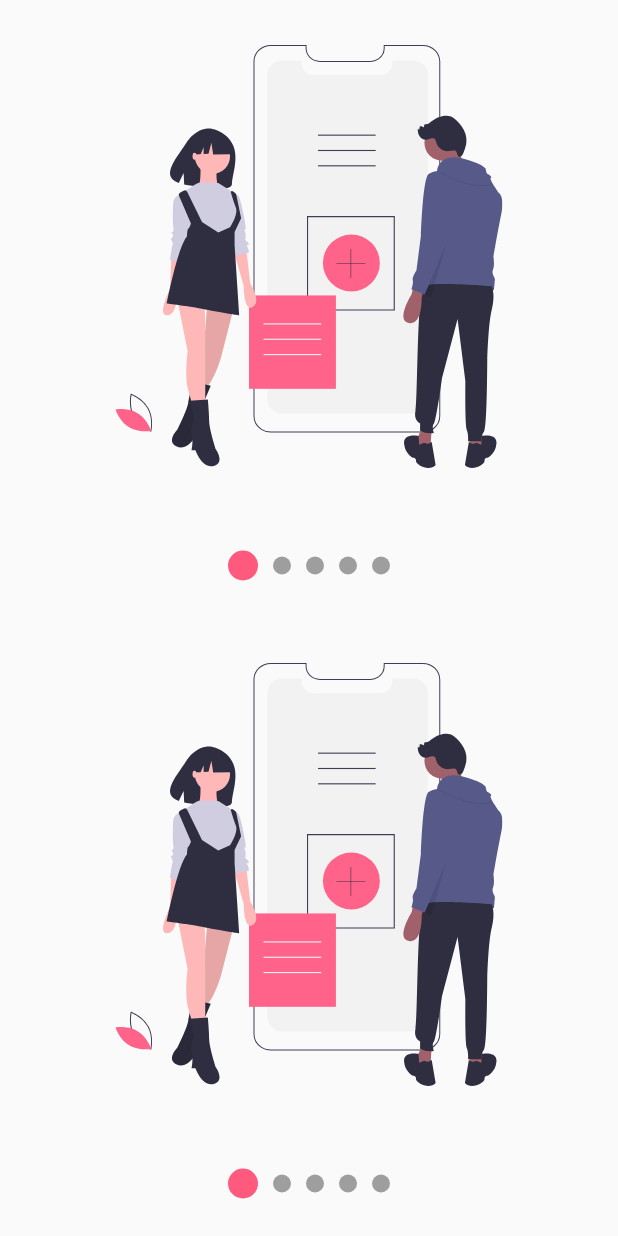
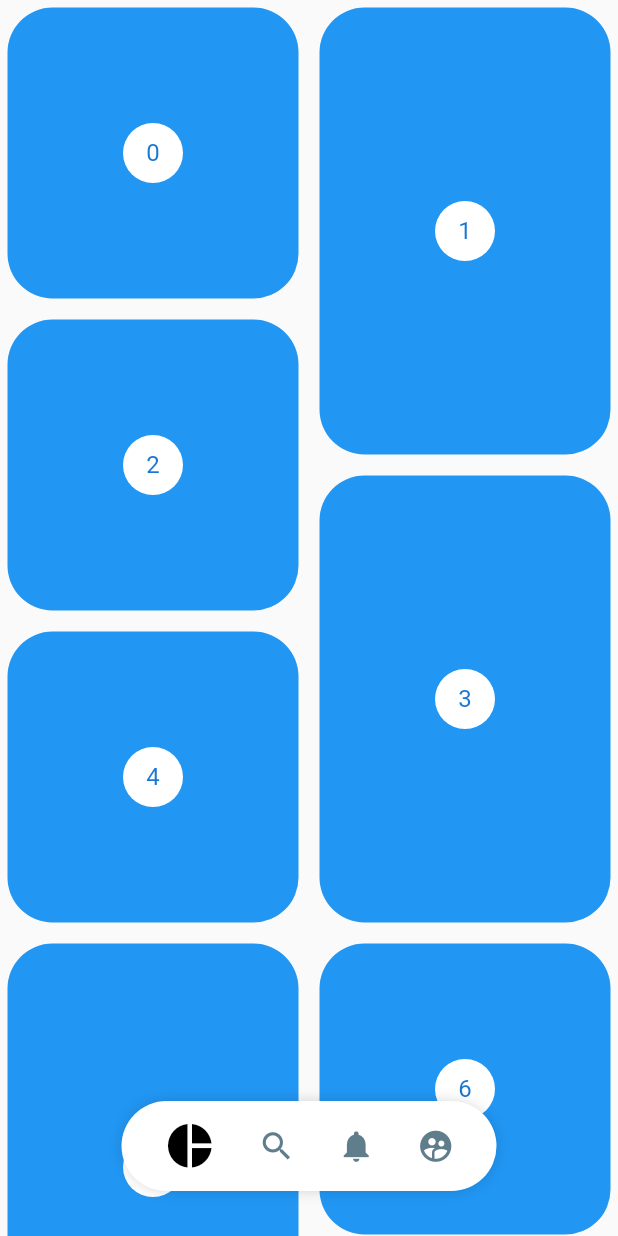
Before and after one commit to iKurito/fl_disenos_app, a Flutter app: the screen it shows after launch, on a phone screen of 412 x 824 dp. Run offline on Flutter 3.47's test engine with Material 2 defaults, Android fonts, the phone set to English and light mode, and no system bars; our stand-ins replace flutter_svg.

Commit message:
pinterest layout && menu

```diff
--- a/lib/main.dart
+++ b/lib/main.dart
@@ -12,7 +12,7 @@
     return const MaterialApp(
       debugShowCheckedModeBanner: false,
       title: 'Diseños App',
-      home: SlideshowPage()
+      home: PinterestPage()
     );
   }
 }
--- a/lib/src/pages/pages.dart
+++ b/lib/src/pages/pages.dart
@@ -1,3 +1,4 @@
+export 'package:fl_disenos_app/src/pages/pinterest_page.dart';
 export 'package:fl_disenos_app/src/pages/slideshow_page.dart';
 export 'package:fl_disenos_app/src/pages/graficas_circulares_page.dart';
 export 'package:fl_disenos_app/src/pages/animaciones_page.dart';
--- /dev/null
+++ b/lib/src/pages/pinterest_page.dart
@@ -0,0 +1,155 @@
+import 'package:flutter/material.dart';
+
+import 'package:provider/provider.dart';
+import 'package:flutter_staggered_grid_view/flutter_staggered_grid_view.dart';
+import 'package:fl_disenos_app/src/widgets/widgets.dart';
+
+class PinterestPage extends StatelessWidget {
+
+  const PinterestPage({Key? key}) : super(key: key);
+
+  @override
+  Widget build(BuildContext context) {
+    return ChangeNotifierProvider(
+      create: (_) => _MenuModel(),
+      child: Scaffold(
+        body: Stack(
+          children: const [
+            PinterestGrid(),
+            _PinterestMenuLocation()
+          ],
+        )
+        // body: PinterestMenu(),
+      ),
+    );
+    // return const Scaffold(
+    //   body: SingleChildScrollView(
+    //     child: SafeArea(
+    //       child: PinterestGrid()
+    //     ),
+    //   ),
+    // );
+  }
+}
+
+class _PinterestMenuLocation extends StatelessWidget {
+  const _PinterestMenuLocation({
+    Key? key,
+  }) : super(key: key);
+
+  @override
+  Widget build(BuildContext context) {
+    final widthPantalla = MediaQuery.of(context).size.width;
+    final mostrar = Provider.of<_MenuModel>(context).mostrar;
+
+    return Positioned(
+      bottom: 30,
+      child: Container(
+        color: Colors.transparent,
+        width: widthPantalla,
+        child: Align(
+          child: PinterestMenu(
+            mostrar: mostrar,
+            items: <PinterestButton> [
+              PinterestButton(icon: Icons.pie_chart, onPressed: () {}),
+              PinterestButton(icon: Icons.search, onPressed: () {}),
+              PinterestButton(icon: Icons.notifications, onPressed: () {}),
+              PinterestButton(icon: Icons.supervised_user_circle, onPressed: () {}),
+            ],
+          ),
+        )
+      )
+    );
+  }
+}
+
+class PinterestGrid extends StatefulWidget {
+  const PinterestGrid({Key? key}) : super(key: key);
+
+  @override
+  State<PinterestGrid> createState() => _PinterestGridState();
+}
+
+class _PinterestGridState extends State<PinterestGrid> {
+  ScrollController controller = ScrollController();
+  double scrollAnterior = 0.0;
+
+  @override
+  void initState() {
+    controller.addListener(() {
+      if (controller.offset > scrollAnterior && controller.offset > 150) {
+        Provider.of<_MenuModel>(context, listen: false).mostrar = false;
+      } else {
+        Provider.of<_MenuModel>(context, listen: false).mostrar = true;
+      }
+      scrollAnterior = controller.offset;
+    });
+    super.initState();
+  }
+
+  @override
+  void dispose() {
+    controller.dispose();
+    super.dispose();
+  }
+
+  @override
+  Widget build(BuildContext context) {
+    final List<int> items = List.generate(200, (index) => index);
+    return SingleChildScrollView(
+      physics: const BouncingScrollPhysics(),
+      controller: controller,
+      child: SafeArea(
+        child: StaggeredGrid.count(
+          crossAxisCount: 4,
+          mainAxisSpacing: 4,
+          crossAxisSpacing: 4,
+          children: items.map(
+            (item) => StaggeredGridTile.count(
+              crossAxisCellCount: 2,
+              mainAxisCellCount: item.isEven ? 2 : 3,
+              child: _PinterestItem(index: item)
+            )
+          ).toList()
+        ),
+      ),
+    );
+  }
+}
+
+class _PinterestItem extends StatelessWidget {
+  const _PinterestItem({
+    Key? key,
+    required this.index,
+  }) : super(key: key);
+
+  final int index;
+
+  @override
+  Widget build(BuildContext context) {
+    return Container(
+      margin: const EdgeInsets.all(5),
+      decoration: const BoxDecoration(
+        color: Colors.blue,
+        borderRadius: BorderRadius.all(Radius.circular(30))
+      ),
+      child: Center(
+        child: CircleAvatar(
+          backgroundColor: Colors.white,
+          child: Text('$index'),
+        )
+      ),
+    );
+  }
+}
+
+class _MenuModel with ChangeNotifier {
+  bool _mostrar = true;
+
+  bool get mostrar => _mostrar;
+
+  set mostrar(bool valor) {
+    _mostrar = valor;
+    notifyListeners();
+  }
+}
--- /dev/null
+++ b/lib/src/widgets/pinterest_menu.dart
@@ -0,0 +1,146 @@
+import 'package:flutter/material.dart';
+import 'package:provider/provider.dart';
+
+class PinterestButton {
+  final dynamic onPressed;
+  final IconData icon;
+
+  PinterestButton({
+    required this.onPressed,
+    required this.icon
+  });
+}
+
+class PinterestMenu extends StatelessWidget {
+  const PinterestMenu({
+    Key? key,
+    required this.mostrar,
+    this.backgroundColor = Colors.white,
+    this.activeColor = Colors.black,
+    this.inactiveColor = Colors.blueGrey,
+    required this.items
+  }) : super(key: key);
+
+  final List<PinterestButton> items;
+  final bool mostrar;
+  final Color backgroundColor;
+  final Color activeColor;
+  final Color inactiveColor;
+
+  @override
+  Widget build(BuildContext context) {
+    return ChangeNotifierProvider(
+      create: (_) => _MenuModel(),
+      child: AnimatedOpacity(
+        duration: const Duration(milliseconds: 250),
+        opacity: mostrar ? 1 : 0,
+        child: Builder(
+          builder: (BuildContext context) {
+            Provider.of<_MenuModel>(context).backgroundColor = backgroundColor;
+            Provider.of<_MenuModel>(context).activeColor = activeColor;
+            Provider.of<_MenuModel>(context).inactiveColor = inactiveColor;
+            return _PinterestMenuBackground(
+              child: _MenuItems(
+                menuItems: items
+              ),
+            );
+          }
+        )
+      ),
+    );
+  }
+}
+
+class _PinterestMenuBackground extends StatelessWidget {
+  const _PinterestMenuBackground({
+    Key? key,
+    required this.child
+  }) : super(key: key);
+
+  final Widget child;
+
+  @override
+  Widget build(BuildContext context) {
+    Color backgroundColor = Provider.of<_MenuModel>(context).backgroundColor;
+
+    return Container(
+      width: 250,
+      height: 60,
+      decoration: BoxDecoration(
+        color: backgroundColor,
+        borderRadius: const BorderRadius.all(Radius.circular(100)),
+        boxShadow: const <BoxShadow> [
+          BoxShadow(
+            color: Colors.black38,
+            blurRadius: 10,
+            spreadRadius: -5
+          )
+        ]
+      ),
+      child: child,
+    );
+  }
+}
+
+class _MenuItems extends StatelessWidget {
+  const _MenuItems({
+    Key? key,
+    required this.menuItems,
+  }) : super(key: key);
+
+  final List<PinterestButton> menuItems;
+
+  @override
+  Widget build(BuildContext context) {
+    return Row(
+      mainAxisAlignment: MainAxisAlignment.spaceEvenly,
+      children: List.generate(menuItems.length, (index) => _PinterestMenuButton(index: index, item: menuItems[index]))
+    );
+  }
+}
+
+class _PinterestMenuButton extends StatelessWidget {
+  const _PinterestMenuButton({
+    Key? key,
+    required this.index,
+    required this.item
+  }) : super(key: key);
+
+  final int index;
+  final PinterestButton item;
+
+  @override
+  Widget build(BuildContext context) {
+    final itemSeleccionado = Provider.of<_MenuModel>(context).itemSeleccionado;
+    final menuModel = Provider.of<_MenuModel>(context);
+
+    return GestureDetector(
+      onTap: () {
+        Provider.of<_MenuModel>(context, listen: false).itemSeleccionado = index;
+        item.onPressed();
+      },
+      behavior: HitTestBehavior.translucent,
+      child: Container(
+        child: Icon(
+          item.icon,
+          size: itemSeleccionado == index ? 35 : 25,
+          color: itemSeleccionado == index ? menuModel.activeColor : menuModel.inactiveColor
+        )
+      ),
+    );
+  }
+}
+
+class _MenuModel with ChangeNotifier {
+  int _itemSeleccionado = 0;
+  Color backgroundColor = Colors.white;
+  Color activeColor = Colors.black;
+  Color inactiveColor = Colors.blueGrey;
+
+  int get itemSeleccionado => _itemSeleccionado;
+
+  set itemSeleccionado(int index) {
+    _itemSeleccionado = index;
+    notifyListeners();
+  }
+}
--- a/lib/src/widgets/widgets.dart
+++ b/lib/src/widgets/widgets.dart
@@ -1,3 +1,4 @@
+export 'package:fl_disenos_app/src/widgets/pinterest_menu.dart';
 export 'package:fl_disenos_app/src/widgets/slideshow.dart';
 export 'package:fl_disenos_app/src/widgets/radial_progress.dart';
 export 'package:fl_disenos_app/src/widgets/headers.dart';
--- a/pubspec.yaml
+++ b/pubspec.yaml
@@ -32,6 +32,7 @@
     sdk: flutter
   flutter_svg: ^1.1.1+1
   provider: ^6.0.3
+  flutter_staggered_grid_view: ^0.6.1
 
 dev_dependencies:
 
```
Also changed, not shown: pubspec.lock.
